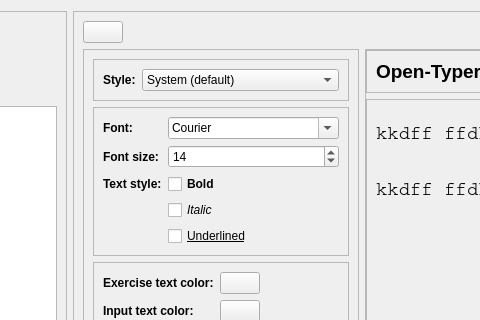
First picture: the form in ui/options/appearance.ui, repository Open-Typer/Open-Typer, before the edit; both pictures show x 710 to 1190 and y 0 to 320 of the 1398 by 805 pixel window.
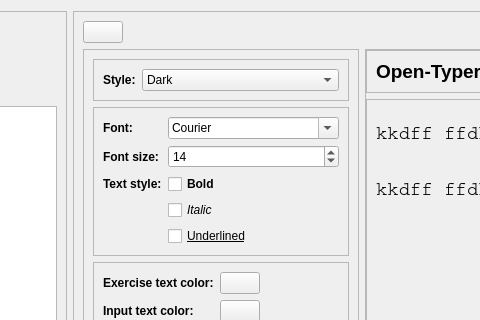
Second picture: the form after the edit. Icons and pictures are not drawn.

Commit message: options: appearance: Remove system style

The edit to the form file:
```diff
--- a/ui/options/appearance.ui
+++ b/ui/options/appearance.ui
@@ -341,11 +341,6 @@
               <property name="focusPolicy">
                <enum>Qt::NoFocus</enum>
               </property>
-              <item>
-               <property name="text">
-                <string>System (default)</string>
-               </property>
-              </item>
               <item>
                <property name="text">
                 <string>Dark</string>
```
The commit also changes 1 other file.
